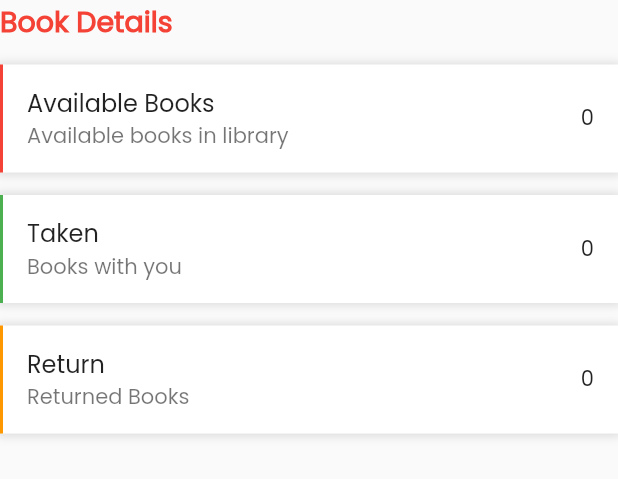
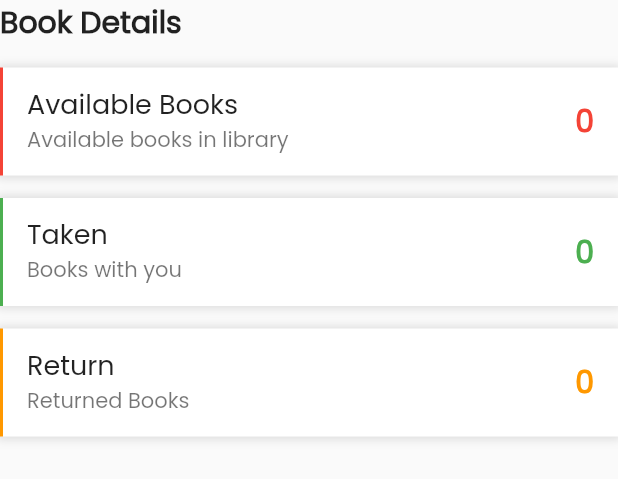
Before and after one commit to Naga283/library-management, a Flutter app: the BooksCount widget shown alone on an empty page, opened directly with empty values, on a phone screen of 412 x 824 dp. Shown: the top 479 px of the screen. Run offline on Flutter 3.47's test engine with Material 2 defaults, Android fonts, the phone set to English and light mode, and no system bars; our stand-ins replace cloud_firestore, firebase_auth, firebase_core, flutter_riverpod, flutter_svg, fluttertoast and 1 more; accounts and stored records are empty; network calls fail.

Commit message:
Change log: 1.Added welcome image svg 2.Added colors to count

```diff
--- a/lib/pages/DashBoard/books_count.dart
+++ b/lib/pages/DashBoard/books_count.dart
@@ -21,12 +21,11 @@ class BooksCount extends ConsumerWidget {
       child: Column(
         crossAxisAlignment: CrossAxisAlignment.start,
         children: [
-          Text(
+          const Text(
             "Book Details",
             style: TextStyle(
               fontWeight: FontWeight.w800,
-              fontSize: 19,
-              color: appColors.primary,
+              fontSize: 20,
             ),
           ),
           Padding(
--- a/lib/pages/DashBoard/books_count_list_tile.dart
+++ b/lib/pages/DashBoard/books_count_list_tile.dart
@@ -14,6 +14,7 @@ class BooksCountListTile extends StatelessWidget {
   final String heading;
   final String subHeading;
   final String count;
+
   @override
   Widget build(BuildContext context) {
     return Container(
@@ -28,9 +29,21 @@ class BooksCountListTile extends StatelessWidget {
         boxShadow: appStyles.boxShadow,
       ),
       child: ListTile(
-        title: Text(heading),
+        title: Text(
+          heading,
+          style: TextStyle(
+            fontSize: 18,
+          ),
+        ),
         subtitle: Text(subHeading),
-        trailing: Text(count),
+        trailing: Text(
+          count,
+          style: TextStyle(
+            fontSize: 20,
+            fontWeight: FontWeight.w800,
+            color: borderColor,
+          ),
+        ),
       ),
     );
   }
--- a/lib/pages/TakenBooks/dropdown_with_btn.dart
+++ b/lib/pages/TakenBooks/dropdown_with_btn.dart
@@ -2,6 +2,7 @@ import 'package:cloud_firestore/cloud_firestore.dart';
 import 'package:firebase_auth/firebase_auth.dart';
 import 'package:flutter/material.dart';
 import 'package:flutter_riverpod/flutter_riverpod.dart';
+import 'package:fluttertoast/fluttertoast.dart';
 import 'package:library_books_management/components/expanded_elevated_btn.dart';
 import 'package:library_books_management/modals/reading_log.dart';
 import 'package:library_books_management/notifiers/taken_books_from_firestore_notifer.dart';
@@ -74,6 +75,7 @@ class _DropDownWithBtnState extends ConsumerState<DropDownWithBtn> {
               ref.read(selectBookFromDropdownProvider.notifier).state = null;
               ref.invalidate(takenBooksFutureProvider);
               ref.invalidate(getDetailsFutureProvider);
+              Fluttertoast.showToast(msg: "Successfull Added");
             } else {}
           },
         )
--- a/lib/pages/TakenBooks/taken_books.dart
+++ b/lib/pages/TakenBooks/taken_books.dart
@@ -2,6 +2,7 @@ import 'package:cloud_firestore/cloud_firestore.dart';
 import 'package:firebase_auth/firebase_auth.dart';
 import 'package:flutter/material.dart';
 import 'package:flutter_riverpod/flutter_riverpod.dart';
+import 'package:fluttertoast/fluttertoast.dart';
 import 'package:library_books_management/components/appbar_widget.dart';
 import 'package:library_books_management/notifiers/return_books_future_notifier.dart';
 import 'package:library_books_management/notifiers/taken_books_from_firestore_notifer.dart';
@@ -119,6 +120,9 @@ class _TakenBooksState extends ConsumerState<TakenBooks> {
                                               ref.invalidate(
                                                   getDetailsFutureProvider);
                                               Navigator.of(context).pop();
+                                              Fluttertoast.showToast(
+                                                msg: "Successfull Returned",
+                                              );
                                             });
                                           },
                                         )
```
Also changed, not shown: lib/pages/DashBoard/welcome_card.dart (+16 -3 lines), assets/images/splashScreen/welcome_image.svg (added).
